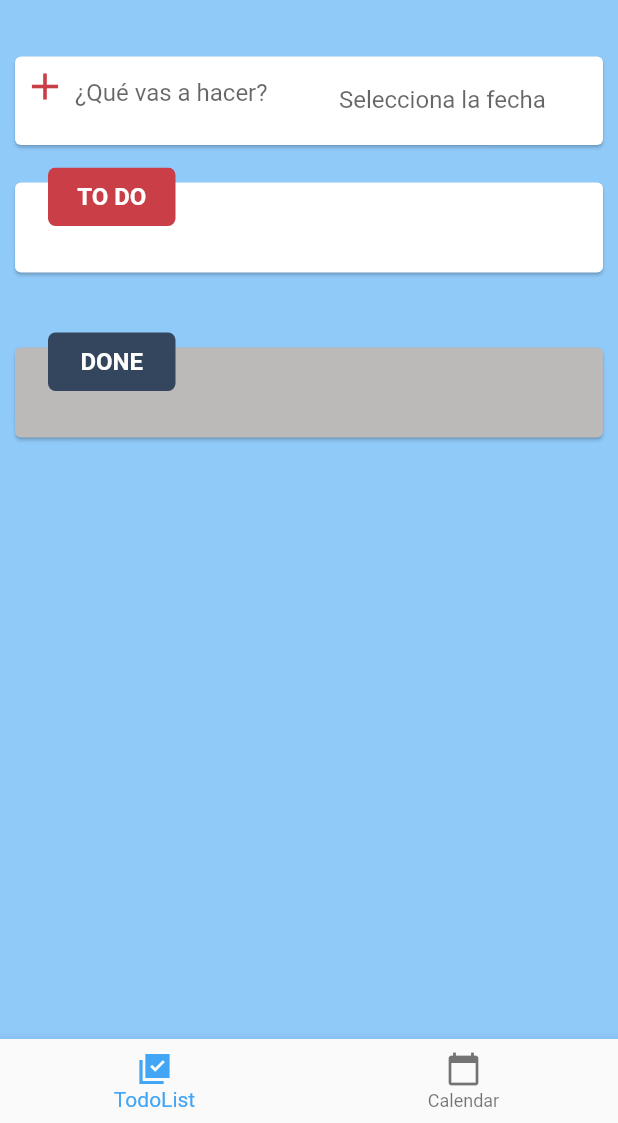
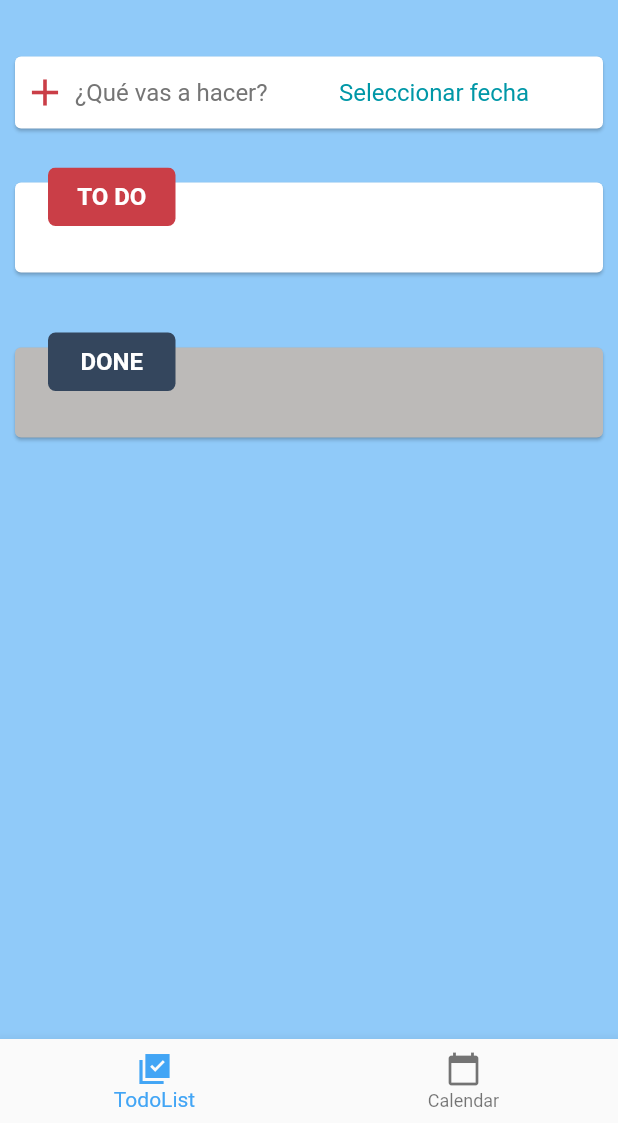
Before and after one commit to juantot9/goodreminder, a Flutter app: the screen it shows once a user with an empty profile is signed in, on a phone screen of 412 x 824 dp, the part 113-1236 px from its top. Run offline on Flutter 3.47's test engine with Material 2 defaults, Android fonts, the phone set to English and light mode, and no system bars; drawn by our look-alikes of date_field; our stand-ins replace cloud_firestore, firebase_auth, firebase_core, share_plus, sqflite, table_calendar; accounts and stored records are empty.

Commit message:
retoques esteticos

```diff
--- a/lib/widgets/task_input.dart
+++ b/lib/widgets/task_input.dart
@@ -24,7 +24,7 @@ class _TaskInputState extends State<TaskInput> {
           crossAxisAlignment: CrossAxisAlignment.start,
           children: <Widget>[
             Container(
-              margin: EdgeInsets.only(top: 5),
+              margin: EdgeInsets.only(top: 9),
               width: 40,
               child: Icon(
                 Icons.add,
@@ -38,25 +38,28 @@ class _TaskInputState extends State<TaskInput> {
                 maxLines: 2,
                 decoration: InputDecoration(
                     hintText: '¿Qué vas a hacer?',
+                    hintStyle: TextStyle(fontSize: 16, color: Colors.grey[600]),
                     border: InputBorder.none),
                 textInputAction: TextInputAction.done,
                 controller: textEditingController,
-                /*onEditingComplete: () {
-                  widget.onSubmitted(controller: textEditingController);
-                  widget.onSubmitted(controller: dateEditingController);
-                },*/
+                onEditingComplete: () {
+                  widget.onSubmitted(controller: textEditingController, dateValue: DateTime.now());
+                },
               ),
             ),
             Expanded(
-              child: DateTimeFormField(
-                mode:DateTimeFieldPickerMode.date,
+              child: DateTimeField(
+                mode: DateTimeFieldPickerMode.date,
                 decoration: InputDecoration(
-                    border: InputBorder.none,
-                    labelText: "Selecciona la fecha"),
+                  hintText: 'Seleccionar fecha',
+                  hintStyle: TextStyle(fontSize: 16, color: Colors.cyan[700]),
+                  border: InputBorder.none,
+                ),
                 onDateSelected: (DateTime value) {
-                  widget.onSubmitted(value, controller: textEditingController);
-                  // widget.onSubmitted(controller: dateEditingController);
+                  widget.onSubmitted(controller: textEditingController, dateValue: value);
                 },
+                selectedDate: null,
+                // onSaved: ,
               ),
             ),
           ],
@@ -64,5 +67,4 @@ class _TaskInputState extends State<TaskInput> {
       ),
     );
   }
-  DateTime selectedDate = DateTime.now();
 }
```
Also changed, not shown: lib/screens/home/todo.dart (+4 -5 lines), lib/widgets/todo.dart (+20 -2 lines).
